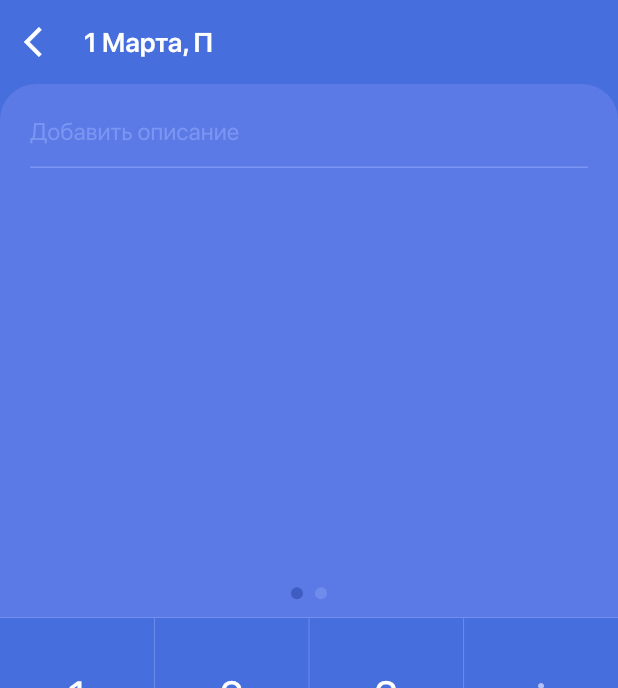
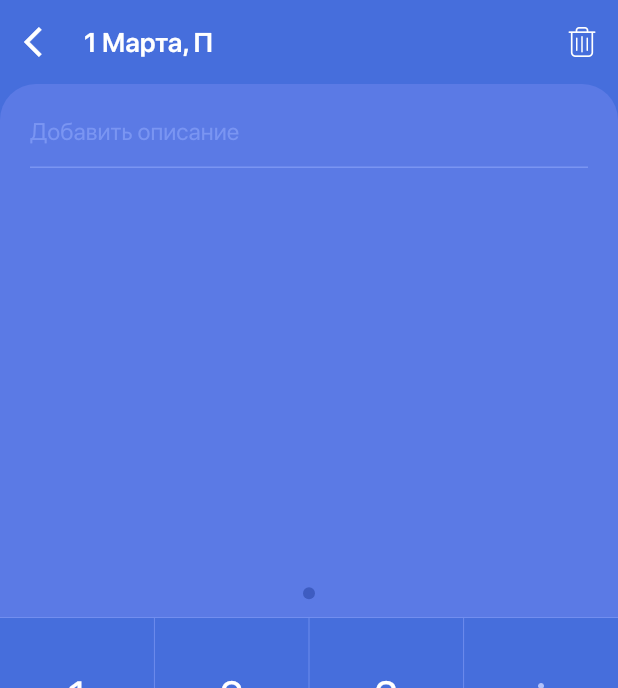
Before and after one commit to Quintessencion/cost_control_flutter, a Flutter app: the screen it shows after launch, after a tap on "МАРТ", on a phone screen of 412 x 824 dp. Shown: the top 688 px of the screen. Run offline on Flutter 3.47's test engine with Material 2 defaults, Android fonts, the phone set to English and light mode, and no system bars; our stand-ins replace flutter_redux, fluttertoast, math_expressions, redux, sqflite, tuple; accounts and stored records are empty; project files that could hold a hidden picture were left out.

Commit message:
Screen Calc (First work version)

```diff
--- a/lib/entities/calcItem.dart
+++ b/lib/entities/calcItem.dart
@@ -8,4 +8,8 @@ class CalcItem {
     this.value = "",
     this.description = "",
   });
+
+  bool isEmpty() {
+    return expression.isEmpty && value.isEmpty && description.isEmpty;
+  }
 }
--- a/lib/entities/day.dart
+++ b/lib/entities/day.dart
@@ -28,8 +28,10 @@ class Day {
 
   String get description {
     StringBuffer res = new StringBuffer();
-    for (int i = 0; i < _expenses.length; i++) {
-      String description = _expenses[i].description.toLowerCase();
+    List<Expense> withDescription = expenses.where((e) => e.description.isNotEmpty).toList();
+
+    for (int i = 0; i < withDescription.length; i++) {
+      String description = withDescription[i].description.toLowerCase();
       if (i == 0) {
         res.write(description.substring(0, 1).toUpperCase());
         if (description.length > 1) {
--- a/lib/redux/actions/calcActions.dart
+++ b/lib/redux/actions/calcActions.dart
@@ -1,3 +1,5 @@
+import 'package:cost_control/entities/day.dart';
+
 class AddSymbol {
   final String symbol;
 
@@ -17,3 +19,23 @@ class SetCurrentPage {
 
   SetCurrentPage({this.currentPage});
 }
+
+class DeleteCurrentPage {
+  final Function(int newCurrentPage) onComplete;
+
+  DeleteCurrentPage({this.onComplete});
+}
+
+class InitState {
+  final Day day;
+
+  InitState({this.day});
+}
+
+class SaveDay {
+  final Day day;
+  final void Function() onComplete;
+  final void Function(String) onError;
+
+  SaveDay({this.day, this.onComplete, this.onError});
+}
--- a/lib/redux/screens/calcScreen.dart
+++ b/lib/redux/screens/calcScreen.dart
@@ -1,8 +1,6 @@
 import 'package:flutter/material.dart';
-import 'package:redux/redux.dart';
 import 'package:flutter_redux/flutter_redux.dart';
 import 'package:cost_control/redux/states/appState.dart';
-import 'package:cost_control/redux/states/calcState.dart';
 import 'package:cost_control/redux/view_models/calcViewModel.dart';
 import 'package:cost_control/redux/actions/calcActions.dart';
 import 'package:cost_control/entities/day.dart';
@@ -27,8 +25,9 @@ class _CalcScreenState extends BaseScreenState<CalcScreen>
   Widget build(BuildContext context) {
     return StoreConnector<AppState, CalcViewModel>(
       onInit: (store) {
+        store.dispatch(InitState(day: widget.day));
         _tabController = TabController(
-          length: store.state.calcState.expenses.length,
+          length: 100,
           vsync: this,
         );
         _tabController.addListener(() =>
@@ -43,7 +42,18 @@ class _CalcScreenState extends BaseScreenState<CalcScreen>
                 store.dispatch(SetCurrentPage(currentPage: index)),
             onChangeDescription: (str) =>
                 store.dispatch(ChangeDescription(description: str)),
-        );
+            onDeleteItem: () {
+              store.dispatch(DeleteCurrentPage(onComplete: (index) {
+                _tabController.animateTo(index);
+              }));
+            },
+            onSave: () {
+              store.dispatch(SaveDay(
+                day: widget.day,
+                onComplete: () => Navigator.pop(context),
+                onError: showToast,
+              ));
+            });
       },
       builder: (BuildContext context, CalcViewModel vm) {
         return getView(context, vm);
@@ -56,8 +66,15 @@ class _CalcScreenState extends BaseScreenState<CalcScreen>
       appBar: AppBar(
         leading: IconButton(
           icon: Icon(Icons.arrow_back_ios),
-          onPressed: () => Navigator.pop(context),
+          onPressed: vm.onSave,
         ),
+        actions: <Widget>[
+          IconButton(
+            icon: Image.asset("assets/images/delete.png",
+                width: 20.0, height: 20.0),
+            onPressed: vm.onDeleteItem,
+          ),
+        ],
         titleSpacing: 0,
         title: Text(
             TimeUtils.getCalcFormat(DateTime(
@@ -84,7 +101,8 @@ class _CalcScreenState extends BaseScreenState<CalcScreen>
             Expanded(
               child: Stack(
                 children: <Widget>[
-                  TabBarView(
+                  Container(
+                    child: TabBarView(
                         controller: _tabController,
                         children: vm.state.expenses.map((exp) {
                           return CalcItemView(
@@ -92,6 +110,7 @@ class _CalcScreenState extends BaseScreenState<CalcScreen>
                             onChangeDescription: vm.onChangeDescription,
                           );
                         }).toList()),
+                  ),
                   Container(
                     alignment: Alignment.bottomCenter,
                     padding: EdgeInsets.only(bottom: 12),
--- a/lib/redux/screens/editScreen.dart
+++ b/lib/redux/screens/editScreen.dart
@@ -193,14 +193,11 @@ class _EditScreenState extends BaseScreenState<EditScreen> {
       return new List();
     }
     return <Widget>[
-      Padding(
-        padding: EdgeInsets.only(right: 20),
-        child: IconButton(
+      IconButton(
           icon: Image.asset("assets/images/delete.png",
               width: 20.0, height: 20.0),
           onPressed: vm.onDelete,
         ),
-      ),
     ];
   }
 }
--- a/lib/redux/screens/mainScreen.dart
+++ b/lib/redux/screens/mainScreen.dart
@@ -1,12 +1,14 @@
 import 'package:flutter/material.dart';
 import 'package:redux/redux.dart';
 import 'package:flutter_redux/flutter_redux.dart';
+import 'package:cost_control/entities/day.dart';
 import 'package:cost_control/redux/states/appState.dart';
 import 'package:cost_control/redux/states/mainState.dart';
 import 'package:cost_control/redux/view_models/mainViewModel.dart';
 import 'package:cost_control/redux/actions/mainActions.dart';
 import 'package:cost_control/views/monthFragment.dart';
 import 'package:cost_control/redux/screens/monthInfoScreen.dart';
+import 'package:cost_control/redux/screens/calcScreen.dart';
 import 'package:cost_control/baseScreenState.dart';
 
 class MainScreen extends StatefulWidget {
@@ -34,6 +36,7 @@ class _MainScreenState extends BaseScreenState<MainScreen>
         return MainViewModel(
           state: store.state.mainState,
           onOpenInfoScreen: () => openInfoScreen(store),
+          onOpenCalcScreen: (day) => openCalcScreen(store, day),
           onPageChange: (index) {
             store.dispatch(new SetCurrentPage(currentPage: index));
           },
@@ -77,8 +80,9 @@ class _MainScreenState extends BaseScreenState<MainScreen>
     List<MonthFragment> tabs = new List();
     for (int i = 0; i < vm.state.months.length; i++) {
       tabs.add(MonthFragment(
-        vm.state.months[i],
-        vm.state.months[i].isBelong(DateTime.now()),
+        month: vm.state.months[i],
+        isCurrent: vm.state.months[i].isBelong(DateTime.now()),
+        onDayClick: vm.onOpenCalcScreen,
       ));
     }
     return TabBarView(
@@ -149,6 +153,14 @@ class _MainScreenState extends BaseScreenState<MainScreen>
         preferredSize: Size.fromHeight(0.5));
   }
 
+  void openCalcScreen(Store<AppState> store, Day day) async {
+    MainState state = store.state.mainState;
+    await openScreen(new CalcScreen(
+      day: day,
+    ));
+    store.dispatch(new LoadMonths(currentPage: state.currentPage));
+  }
+
   void openInfoScreen(Store<AppState> store) async {
     MainState state = store.state.mainState;
     await openScreen(new MonthInfoScreen(
--- a/lib/redux/states/calcState.dart
+++ b/lib/redux/states/calcState.dart
@@ -7,6 +7,6 @@ class CalcState {
   CalcState({this.expenses, this.currentPage});
 
   factory CalcState.initial() {
-    return new CalcState(expenses: [CalcItem(), CalcItem()], currentPage: 0);
+    return new CalcState(expenses: [CalcItem()], currentPage: 0);
   }
 }
--- a/lib/redux/store.dart
+++ b/lib/redux/store.dart
@@ -4,11 +4,12 @@ import 'package:cost_control/redux/actions/mainActions.dart';
 import 'package:cost_control/redux/reducers/mainReducer.dart';
 import 'package:cost_control/redux/reducers/monthInfoReducer.dart';
 import 'package:cost_control/redux/middlewares/mainMiddleware.dart';
-import 'package:cost_control/redux/actions/monthInfoActions.dart';
 import 'package:cost_control/redux/middlewares/monthInfoMiddleware.dart';
 import 'package:cost_control/redux/reducers/editReducer.dart';
 import 'package:cost_control/redux/middlewares/editMiddleware.dart';
+import 'package:cost_control/redux/actions/calcActions.dart';
 import 'package:cost_control/redux/reducers/calcReducer.dart';
+import 'package:cost_control/redux/middlewares/calcMiddleware.dart';
 
 Store<AppState> prepareStore() {
   return new Store<AppState>(
@@ -31,5 +32,6 @@ List<Middleware<AppState>> _getMiddlewares() {
     TypedMiddleware<AppState, LoadMonths>(MainMiddleware()),
     MonthInfoMiddleware(),
     EditMiddleware(),
+    TypedMiddleware<AppState, SaveDay>(CalcMiddleware()),
   ];
 }
--- a/lib/redux/view_models/calcViewModel.dart
+++ b/lib/redux/view_models/calcViewModel.dart
@@ -6,6 +6,8 @@ class CalcViewModel {
   final void Function() onDeleteSymbol;
   final void Function(String) onChangeDescription;
   final void Function(int) onPageChange;
+  final void Function() onDeleteItem;
+  final void Function() onSave;
 
   CalcViewModel({
     this.state,
@@ -13,5 +15,7 @@ class CalcViewModel {
     this.onDeleteSymbol,
     this.onChangeDescription,
     this.onPageChange,
+    this.onDeleteItem,
+    this.onSave,
   });
 }
--- a/lib/views/calcItem.dart
+++ b/lib/views/calcItem.dart
@@ -45,6 +45,7 @@ class _CalcItemViewState extends State<CalcItemView> {
             onChanged: widget.onChangeDescription,
           ),
         ),
+        Expanded(child: Container()),
         Text(
           widget.item.value,
           style: TextStyle(
@@ -63,6 +64,7 @@ class _CalcItemViewState extends State<CalcItemView> {
             color: Colors.white,
           ),
         ),
+        Expanded(child: Container()),
       ],
     );
   }
--- a/lib/views/dayView.dart
+++ b/lib/views/dayView.dart
@@ -15,7 +15,9 @@ class DayView extends StatelessWidget {
       child: Container(
         margin: EdgeInsets.symmetric(horizontal: 16),
         child: IntrinsicHeight(
-          child: Row(
+          child: Stack(
+            children: <Widget>[
+              Row(
                 crossAxisAlignment: CrossAxisAlignment.start,
                 children: <Widget>[
                   getDay(),
@@ -23,13 +25,17 @@ class DayView extends StatelessWidget {
                     constraints: BoxConstraints.expand(width: 0.5),
                     color: Colors.grey,
                   ),
-              Padding(
+                  Expanded(
+                    child: Padding(
                       padding: EdgeInsets.only(left: 16),
                       child: getDescription(),
                     ),
-              Expanded(child: Container()),
-              Padding(
+                  ),
+                ],
+              ),
+              Container(
                 padding: EdgeInsets.only(top: 16),
+                alignment: Alignment.topRight,
                 child: Stack(
                   alignment: Alignment.topRight,
                   children: <Widget>[
@@ -81,6 +87,7 @@ class DayView extends StatelessWidget {
           ),
           Text(
             day.description,
+            overflow: TextOverflow.ellipsis,
             style: TextStyle(
               fontFamily: "SFPro",
               fontSize: 14,
--- a/lib/views/monthFragment.dart
+++ b/lib/views/monthFragment.dart
@@ -1,14 +1,15 @@
 import 'package:flutter/material.dart';
 import 'package:cost_control/views/dayView.dart';
 import 'package:cost_control/entities/month.dart';
-import 'package:cost_control/redux/screens/calcScreen.dart';
+import 'package:cost_control/entities/day.dart';
 import 'package:cost_control/baseScreenState.dart';
 
 class MonthFragment extends StatefulWidget {
   final Month month;
   final bool isCurrent;
+  final Function(Day day) onDayClick;
 
-  MonthFragment(this.month, this.isCurrent);
+  MonthFragment({this.month, this.isCurrent, this.onDayClick});
 
   @override
   _MonthFragmentState createState() => _MonthFragmentState();
@@ -67,9 +68,7 @@ class _MonthFragmentState extends BaseScreenState<MonthFragment> {
                     backgroundColor: Colors.white,
                     foregroundColor: Color.fromRGBO(244, 93, 1, 1),
                     child: Icon(Icons.add),
-                    onPressed: () {
-                      openScreen(new CalcScreen(day: widget.month.days[0]));
-                    },
+                    onPressed: () => widget.onDayClick(widget.month.days[0]),
                   ),
                 ),
               )
@@ -183,11 +182,11 @@ class _MonthFragmentState extends BaseScreenState<MonthFragment> {
                       },
                       itemBuilder: (context, index) {
                         return DayView(
-                            day: widget.month.days[index],
-                            onClick: () {
-                              openScreen(new CalcScreen(
-                                  day: widget.month.days[index]));
-                            });
+                          day: widget.month.days[index],
+                          onClick: () => widget.onDayClick(
+                                widget.month.days[index],
+                              ),
+                        );
                       },
                     ),
                   ),
```
Also changed, not shown: lib/database.dart (+20 -33 lines), lib/redux/middlewares/calcMiddleware.dart (added, +35 -0 lines), lib/redux/reducers/calcReducer.dart (+34 -1 lines), lib/redux/view_models/mainViewModel.dart (+8 -1 lines). Lines whose indentation alone changed are shown as unchanged.
